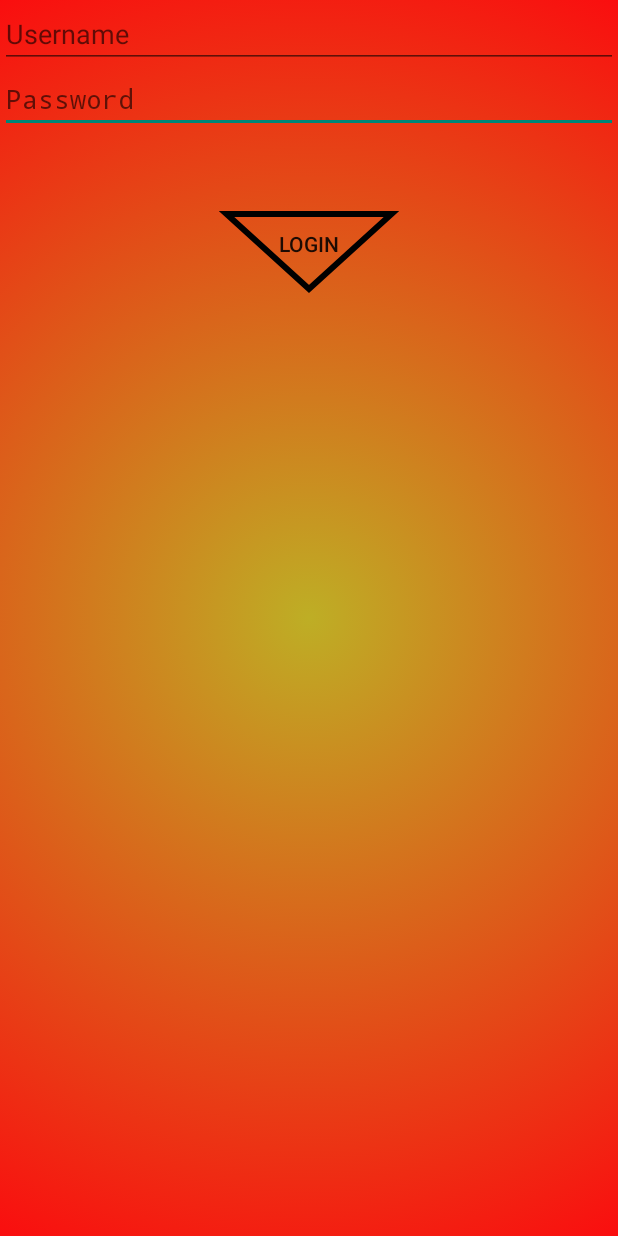
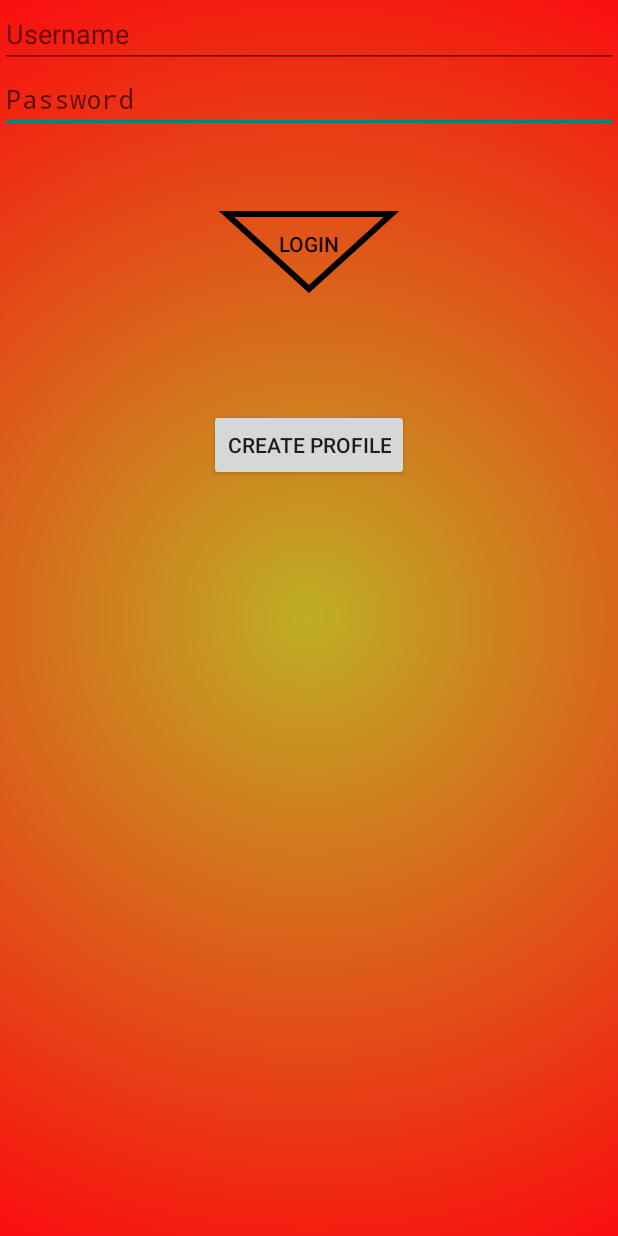
Before and after one commit to Meghankh/DoggoDaycare, an Android app: the screen it shows after launch (LoginScreen), on a phone screen of 412 x 824 dp. Run offline under Robolectric (Android 15) with nearby library versions, the phone set to English and light mode, and no system bars; libraries missing offline, so code that uses them is left out: io.socket.client; 1 statement that could not run was skipped.

```diff
--- a/app/src/main/AndroidManifest.xml
+++ b/app/src/main/AndroidManifest.xml
@@ -2,6 +2,11 @@
 <manifest xmlns:android="http://schemas.android.com/apk/res/android"
     package="com.doggo.doggydaycare">
 
+    <uses-permission android:name="android.permission.INTERNET" />
+    <uses-permission android:name="android.permission.ACCESS_NETWORK_STATE" />
+    <uses-permission android:name="android.permission.ACCESS_WIFI_STATE" />
+    <uses-permission android:name="android.permission.VIBRATE" />
+    <uses-permission android:name="android.permission.RECEIVE_BOOT_COMPLETED"/>
     <application
         android:allowBackup="true"
         android:icon="@mipmap/ic_launcher"
--- a/app/src/main/java/com/doggo/doggydaycare/database/DBController.java
+++ b/app/src/main/java/com/doggo/doggydaycare/database/DBController.java
@@ -29,7 +29,9 @@ public class DBController
     private Context context;
     private Socket mSocket;
 
-    public DBController(Context context, BackgroundService background_service, Application application)
+    public DBController(Context context,
+                        BackgroundService background_service,
+                        Application application)
     {
         db_helper = new StepCountDB(context);
         this.background_service = background_service;
@@ -80,7 +82,7 @@ public class DBController
         {
             db.insert(DBConstants.TABLE_NAME, null, tracked_steps.get(i));
         }
-        UploadSteps();
+        // UploadSteps();
         background_service.EraseBufferedSteps();
     }
 
--- a/app/src/main/java/com/doggo/doggydaycare/service/BackgroundService.java
+++ b/app/src/main/java/com/doggo/doggydaycare/service/BackgroundService.java
@@ -166,7 +166,7 @@ public class BackgroundService extends Service implements SensorEventListener
         editor = prefs.edit();
         editor.putFloat("steps", steps);
         editor.commit();
-        Log.d("background_service", "Steps:" + steps);
+        Log.d("doggo", "Steps:" + steps);
 
         // TODO: here you populate the ContentValues object and save it in the ArrayList
         ContentValues values = new ContentValues();
--- a/app/src/main/res/layout/activity_login_screen.xml
+++ b/app/src/main/res/layout/activity_login_screen.xml
@@ -53,4 +53,16 @@
         android:layout_marginTop="24dp"
         app:layout_constraintTop_toBottomOf="@+id/password" />
 
+    <Button
+        android:id="@+id/button2"
+        android:layout_width="wrap_content"
+        android:layout_height="wrap_content"
+        android:text="Create Profile"
+        android:layout_marginLeft="8dp"
+        app:layout_constraintLeft_toLeftOf="parent"
+        android:layout_marginRight="8dp"
+        app:layout_constraintRight_toRightOf="parent"
+        android:layout_marginTop="60dp"
+        app:layout_constraintTop_toBottomOf="@+id/button" />
+
 </android.support.constraint.ConstraintLayout>
--- a/app/src/main/res/values/strings.xml
+++ b/app/src/main/res/values/strings.xml
@@ -9,5 +9,6 @@
     <string name="logged_in_url">http://128.173.239.242/loggedin</string>
     <string name="logout_url">http://128.173.239.242/logout</string>
     <string name="base_url">http://128.173.239.242</string>
+    <string name="aws">http://54.193.106.184/DoggoDB/doggoAPI.php</string>
     <string name="cookies_header">Set-Cookie</string>
 </resources>
```
Also changed, not shown: app/src/main/java/com/doggo/doggydaycare/MainActivity.java (+7 -5 lines), app/src/main/java/com/doggo/doggydaycare/network/IsUserLoggedInAsyncTask.java (+16 -3 lines), app/src/main/java/com/doggo/doggydaycare/network/UserLoginTask.java (+40 -11 lines).
